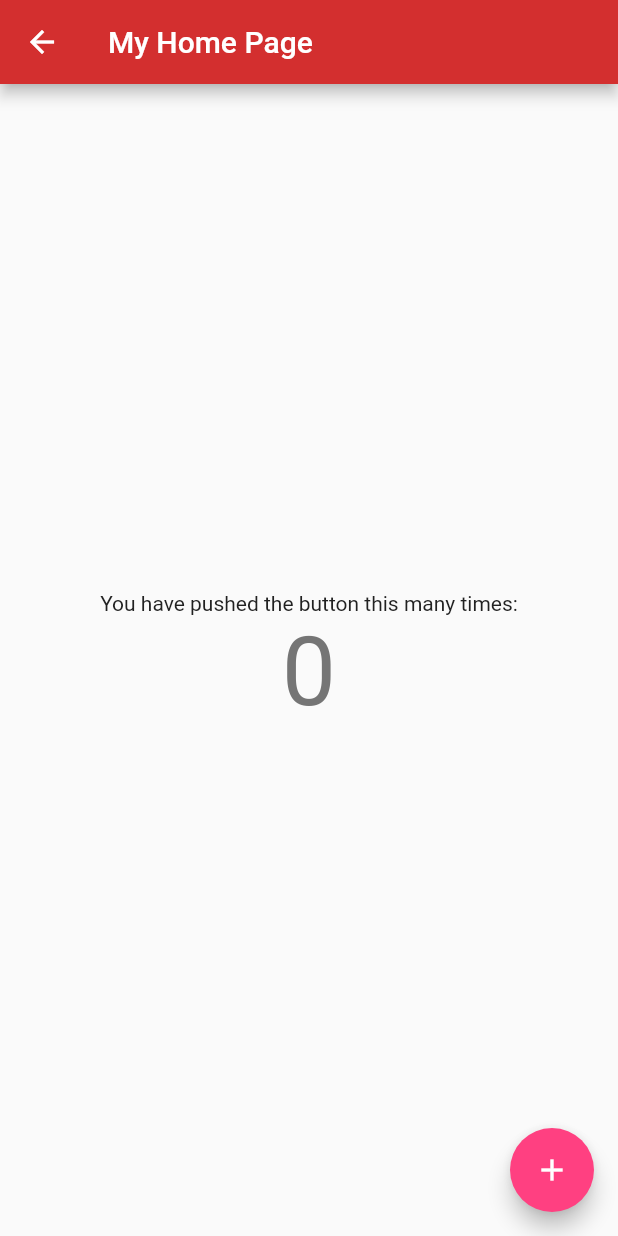
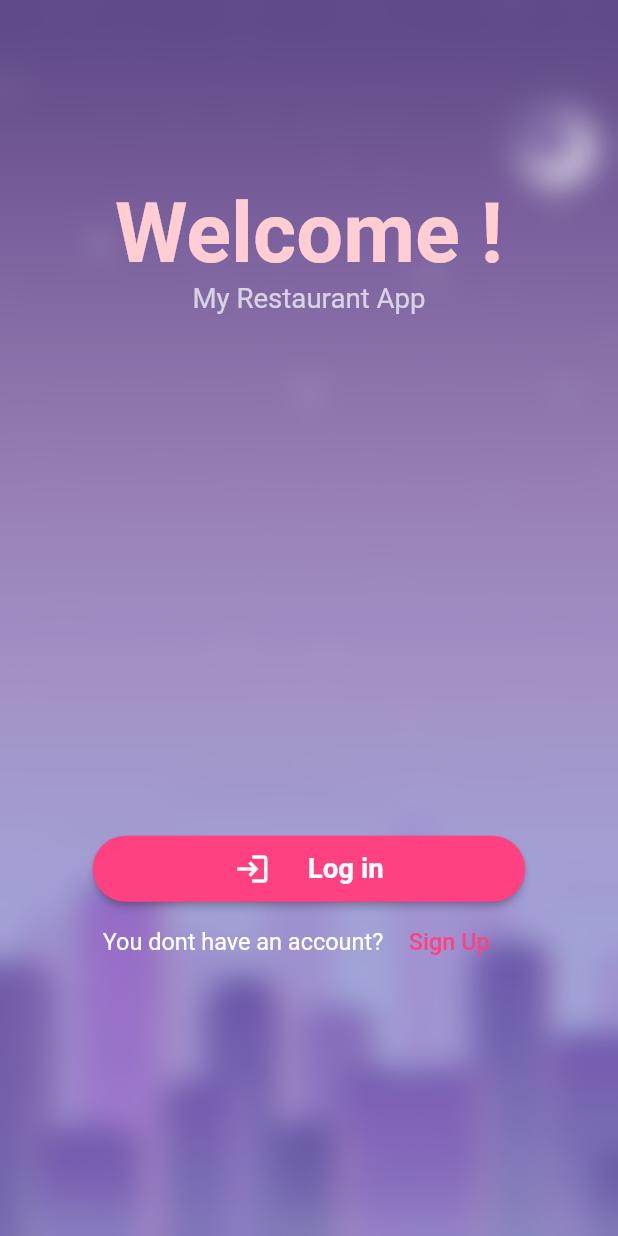
Before and after one commit to wdavid73/frontend_flutter_app, a Flutter app: the screen it shows after launch, on a phone screen of 412 x 824 dp. Run offline on Flutter 3.47's test engine with Material 2 defaults, Android fonts, the light colour scheme and no system bars; our stand-ins replace flutter_svg.

Commit message:
home page

```diff
--- a/lib/main.dart
+++ b/lib/main.dart
@@ -1,8 +1,8 @@
 import 'package:flutter/material.dart';
 import 'package:my_restaurant_frontend_app/utils/my_colors.dart';
+import 'package:my_restaurant_frontend_app/utils/routes.dart';
 
 import 'pages/splash_screen.dart';
-import 'utils/routes.dart';
 
 void main() {
   runApp(MyApp());
--- a/lib/pages/home_page.dart
+++ b/lib/pages/home_page.dart
@@ -1,10 +1,14 @@
+import 'dart:ui';
+
 import 'package:flutter/material.dart';
+import 'package:my_restaurant_frontend_app/pages/login_page.dart';
+import 'package:my_restaurant_frontend_app/pages/signup_page.dart';
 import 'package:my_restaurant_frontend_app/utils/my_colors.dart';
 import 'package:my_restaurant_frontend_app/utils/responsive.dart';
+import 'package:my_restaurant_frontend_app/widgets/button_tap.dart';
 
 class MyHomePage extends StatefulWidget {
   MyHomePage({Key key, this.title}) : super(key: key);
-
   final String title;
 
   @override
@@ -12,43 +16,116 @@ class MyHomePage extends StatefulWidget {
 }
 
 class _MyHomePageState extends State<MyHomePage> {
-  int _counter = 0;
+  _login() {
+    Navigator.push(
+      context,
+      MaterialPageRoute(builder: (context) => LoginPage()),
+    );
+  }
 
-  void _incrementCounter() {
-    setState(() {
-      _counter++;
-    });
+  _signup() {
+    Navigator.push(
+      context,
+      MaterialPageRoute(builder: (context) => SignUpPage()),
+    );
   }
 
   @override
   Widget build(BuildContext context) {
     Responsive responsive = Responsive(context);
     return Scaffold(
-      appBar: AppBar(
-        title: Text(widget.title),
+      body: Stack(children: <Widget>[
+        new ConstrainedBox(
+          constraints: const BoxConstraints.expand(),
+          child: Container(
+            decoration: BoxDecoration(
+              image: DecorationImage(
+                image: AssetImage("assets/images/background.jpg"),
+                fit: BoxFit.cover,
               ),
-      body: Center(
+            ),
+          ),
+        ),
+        Center(
+          child: ClipRect(
+            child: BackdropFilter(
+              filter: new ImageFilter.blur(sigmaX: 10.0, sigmaY: 10.0),
               child: Column(
+                crossAxisAlignment: CrossAxisAlignment.start,
+                children: <Widget>[
+                  SizedBox(
+                    height: responsive.height * 0.15,
+                  ),
+                  Column(
+                    crossAxisAlignment: CrossAxisAlignment.start,
+                    mainAxisAlignment: MainAxisAlignment.start,
+                    children: [
+                      Center(
+                        child: Text(
+                          "Welcome !",
+                          style: TextStyle(
+                            fontSize: responsive.dp(6),
+                            fontWeight: FontWeight.bold,
+                            color: MyColors.lightPrimaryColor,
+                          ),
+                        ),
+                      ),
+                      Center(
+                        child: Text(
+                          "My Restaurant App",
+                          style: TextStyle(
+                            fontSize: responsive.dp(2),
+                            color: Colors.white70,
+                          ),
+                        ),
+                      ),
+                      SizedBox(
+                        height: responsive.height * 0.4,
+                      ),
+                      Center(
+                        child: ButtonTap(
+                          text: "Log in",
+                          textBold: true,
+                          icon: Icons.login_outlined,
+                          onPressed: () {
+                            this._login();
+                          },
+                          iconColor: MyColors.textPrimaryColor,
+                          withShadow: false,
+                        ),
+                      ),
+                      Row(
                         mainAxisAlignment: MainAxisAlignment.center,
-          children: <Widget>[
+                        children: [
                           Text(
-              'You have pushed the button this many times:',
-              style: TextStyle(color: MyColors.primaryTextColor),
+                            "You dont have an account?",
+                            style: TextStyle(
+                              fontSize: responsive.dp(1.7),
+                              color: Colors.white,
                             ),
-            Text(
-              '$_counter',
+                          ),
+                          FlatButton(
+                            onPressed: () {
+                              this._signup();
+                            },
+                            child: Text(
+                              "Sign Up",
                               style: TextStyle(
-                  color: MyColors.secondaryTextColor,
-                  fontSize: responsive.dp(7)),
+                                color: MyColors.accentColor,
+                                fontSize: responsive.dp(1.7),
+                              ),
+                            ),
+                          )
+                        ],
+                      ),
+                    ],
                   ),
                 ],
               ),
             ),
-      floatingActionButton: FloatingActionButton(
-        onPressed: _incrementCounter,
-        tooltip: 'Increment',
-        child: Icon(Icons.add),
-      ), // This trailing comma makes auto-formatting nicer for build methods.
+          ),
+        ),
+      ]),
     );
   }
 }
--- /dev/null
+++ b/lib/pages/login_page.dart
@@ -0,0 +1,13 @@
+import 'package:flutter/material.dart';
+
+class LoginPage extends StatefulWidget {
+  @override
+  _LoginPageState createState() => _LoginPageState();
+}
+
+class _LoginPageState extends State<LoginPage> {
+  @override
+  Widget build(BuildContext context) {
+    return Container(child: Text("Login page"));
+  }
+}
--- /dev/null
+++ b/lib/pages/signup_page.dart
@@ -0,0 +1,13 @@
+import 'package:flutter/material.dart';
+
+class SignUpPage extends StatefulWidget {
+  @override
+  _SignUpPageState createState() => _SignUpPageState();
+}
+
+class _SignUpPageState extends State<SignUpPage> {
+  @override
+  Widget build(BuildContext context) {
+    return Container(child: Text("sign up page"));
+  }
+}
--- a/lib/pages/splash_screen.dart
+++ b/lib/pages/splash_screen.dart
@@ -1,8 +1,10 @@
 import 'dart:async';
 
 import 'package:flutter/material.dart';
+import 'package:my_restaurant_frontend_app/utils/my_colors.dart';
 import 'package:my_restaurant_frontend_app/utils/my_navigator.dart';
 import 'package:my_restaurant_frontend_app/utils/responsive.dart';
+import 'package:my_restaurant_frontend_app/widgets/button_tap.dart';
 import 'package:my_restaurant_frontend_app/widgets/icon_container.dart';
 
 class SplashScreen extends StatefulWidget {
@@ -30,7 +32,7 @@ class _SplashScreenState extends State<SplashScreen> {
         children: <Widget>[
           Container(
             decoration: BoxDecoration(
-              color: Colors.deepPurpleAccent,
+              color: MyColors.darkPrimaryColor,
             ),
           ),
           Column(
@@ -76,6 +78,11 @@ class _SplashScreenState extends State<SplashScreen> {
                           color: Colors.white,
                           fontSize: 18,
                           fontWeight: FontWeight.bold),
+                    ),
+                    ButtonTap(
+                      text: '!Tap this',
+                      icon: Icons.arrow_forward_outlined,
+                      onPressed: () => MyNavigator.goToHome(context),
                     )
                   ],
                 ),
--- a/lib/utils/my_navigator.dart
+++ b/lib/utils/my_navigator.dart
@@ -4,4 +4,16 @@ class MyNavigator {
   static void goToHome(BuildContext context) {
     Navigator.pushNamed(context, "/home");
   }
+
+  static void goToListClients(BuildContext context) {
+    Navigator.pushNamed(context, "/list_clients");
+  }
+
+  static void goToLogin(BuildContext context) {
+    Navigator.pushNamed(context, "/login_page");
+  }
+
+  static void goToSignUp(BuildContext context) {
+    Navigator.pushNamed(context, "/sign_up_page");
+  }
 }
--- a/lib/utils/routes.dart
+++ b/lib/utils/routes.dart
@@ -1,8 +1,15 @@
-import 'package:flutter/cupertino.dart';
+import 'package:flutter/material.dart';
 import 'package:my_restaurant_frontend_app/pages/home_page.dart';
+import 'package:my_restaurant_frontend_app/pages/login_page.dart';
+import 'package:my_restaurant_frontend_app/pages/signup_page.dart';
 
 var routes = <String, WidgetBuilder>{
-  "/home": (BuildContext context) => MyHomePage(
-        title: "My Home Page",
-      )
+  "/home": (BuildContext context) => MyHomePage(title: "My Home Page"),
+  "/login_page": (BuildContext context) => LoginPage(),
+  "/sign_up_page": (BuildContext context) => SignUpPage(),
+  // "/home": (BuildContext context) => HomePage(),
+  // "/list_clients": (BuildContext context) => ListClients(),
+  // //"/details_clients": (BuildContext context) => ClientDetails(),
+  // "/buttons_grid": (BuildContext context) => ButtonsCrid(),
+  // "/signup": (BuildContext context) => SignUp(),
 };
--- /dev/null
+++ b/lib/widgets/button_tap.dart
@@ -0,0 +1,85 @@
+import 'package:flutter/material.dart';
+import 'package:my_restaurant_frontend_app/utils/my_colors.dart';
+import 'package:my_restaurant_frontend_app/utils/responsive.dart';
+
+class ButtonTap extends StatefulWidget {
+  final String text;
+  final IconData icon;
+  final GestureTapCallback onPressed;
+  final Color iconColor;
+  final bool textBold, withShadow;
+
+  ButtonTap(
+      {Key key,
+      @required this.text,
+      @required this.icon,
+      @required this.onPressed,
+      this.iconColor,
+      this.textBold = false,
+      this.withShadow = false})
+      : assert(text != null),
+        assert(icon != null),
+        super(key: key);
+
+  @override
+  _ButtonTapState createState() => _ButtonTapState();
+}
+
+class _ButtonTapState extends State<ButtonTap> {
+  @override
+  Widget build(BuildContext context) {
+    final Responsive responsive = Responsive(context);
+    return Padding(
+      padding: const EdgeInsets.only(top: 15.0),
+      child: Container(
+        width: responsive.width * 0.7,
+        decoration: widget.withShadow
+            ? BoxDecoration(
+                borderRadius: const BorderRadius.all(
+                  Radius.circular(25.0),
+                ),
+                boxShadow: [
+                  BoxShadow(
+                    offset: const Offset(3.0, 3.0),
+                    blurRadius: 5.0,
+                    spreadRadius: 2.0,
+                    color: Colors.pinkAccent,
+                  )
+                ],
+              )
+            : null,
+        child: RawMaterialButton(
+            fillColor: MyColors.accentColor,
+            splashColor: MyColors.defaultPrimaryColor,
+            child: Padding(
+              padding: EdgeInsets.all(10.0),
+              child: Row(
+                mainAxisSize: MainAxisSize.min,
+                children: <Widget>[
+                  Icon(
+                    widget.icon,
+                    color: widget.iconColor != null
+                        ? widget.iconColor
+                        : Colors.white,
+                  ),
+                  SizedBox(
+                    width: 25.0,
+                  ),
+                  Text(
+                    '${widget.text}',
+                    maxLines: 1,
+                    style: TextStyle(
+                      color: Colors.white,
+                      fontSize: responsive.dp(2),
+                      fontWeight: widget.textBold ? FontWeight.bold : null,
+                    ),
+                  )
+                ],
+              ),
+            ),
+            onPressed: widget.onPressed,
+            shape: const StadiumBorder()),
+      ),
+    );
+  }
+}
--- a/pubspec.yaml
+++ b/pubspec.yaml
@@ -29,6 +29,7 @@ dependencies:
   # Use with the CupertinoIcons class for iOS style icons.
   cupertino_icons: ^1.0.1
   flutter_svg: ^0.19.2+1
+  animated_text_kit: ^3.1.0
 
 dev_dependencies:
   flutter_test:
@@ -58,6 +59,7 @@ flutter:
     - assets/social_media_logos/
     - assets/icon.png
     - assets/icon.svg
+    - assets/images/background.jpg
   #   - images/a_dot_burr.jpeg
   #   - images/a_dot_ham.jpeg
 
```
Also changed, not shown: assets/images/background.jpg (added), pubspec.lock. Lines whose indentation alone changed are shown as unchanged.
